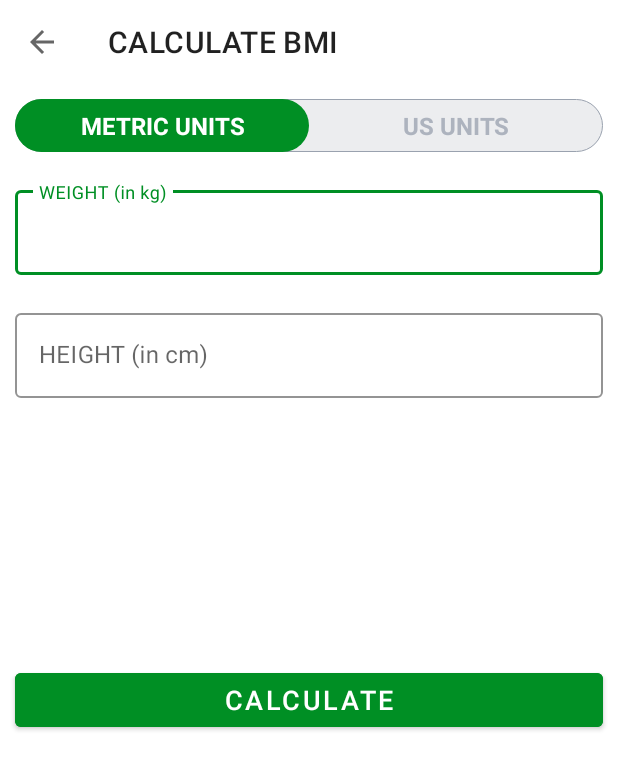
After one commit to vishalkk/QuickWorkout, an Android app: the BMI screen opened directly, with no data from a screen before it, on a phone screen of 412 x 824 dp. The commit adds this screen. Shown: the top 770 px of the screen. Run offline under Robolectric (Android 15) with nearby library versions, the phone set to English and light mode, and no system bars.

Commit message:
Radio button added

```diff
--- /dev/null
+++ b/app/src/main/res/drawable/drawable_radio_group_tab_background.xml
@@ -0,0 +1,13 @@
+<?xml version="1.0" encoding="utf-8"?>
+<shape xmlns:android="http://schemas.android.com/apk/res/android"
+    android:shape="rectangle">
+
+    <solid android:color="#ECEDEF" />
+
+    <stroke
+        android:width="0.5dp"
+        android:color="#9AA2AF" />
+
+    <corners android:radius="30dp" />
+
+</shape>
--- /dev/null
+++ b/app/src/main/res/drawable/drawable_units_tab_selector.xml
@@ -0,0 +1,12 @@
+<?xml version="1.0" encoding="utf-8"?>
+
+<selector xmlns:android="http://schemas.android.com/apk/res/android">
+    <item android:state_checked="true">
+        <shape android:shape="rectangle">
+
+            <solid android:color="@color/colorAccent" />
+
+            <corners android:radius="30dp" />
+        </shape>
+    </item>
+</selector>
--- /dev/null
+++ b/app/src/main/res/drawable/drawable_units_tab_text_color_selector.xml
@@ -0,0 +1,10 @@
+<?xml version="1.0" encoding="utf-8"?>
+<!--TODO(Step 4 : Added a selector for the text color in the radio button as per the state.)-->
+<!--START-->
+<selector xmlns:android="http://schemas.android.com/apk/res/android">
+
+    <item android:color="#FFFFFF" android:state_checked="true" />
+
+    <item android:color="#ADB3BE" android:state_checked="false" />
+</selector>
+    <!--END-->
--- /dev/null
+++ b/app/src/main/res/layout/activity_bmi.xml
@@ -0,0 +1,157 @@
+<?xml version="1.0" encoding="utf-8"?>
+<!--TODO(Step 4 : Added a toolbar in the BMI calculator activity layout.)-->
+<!--START-->
+<RelativeLayout xmlns:android="http://schemas.android.com/apk/res/android"
+    xmlns:tools="http://schemas.android.com/tools"
+    android:layout_width="match_parent"
+    android:layout_height="match_parent"
+    xmlns:app="http://schemas.android.com/apk/res-auto"
+    tools:context=".BMI">
+
+    <androidx.appcompat.widget.Toolbar
+        android:id="@+id/toolbar_bmi_activity"
+        android:layout_width="match_parent"
+        android:layout_height="?android:attr/actionBarSize"
+        android:background="#FFFFFF" />
+    <!--START-->
+    <RadioGroup
+        android:id="@+id/rgUnits"
+        android:layout_width="match_parent"
+        android:layout_height="wrap_content"
+        android:layout_below="@id/toolbar_bmi_activity"
+        android:layout_margin="10dp"
+        android:background="@drawable/drawable_radio_group_tab_background"
+        android:orientation="horizontal">
+
+        <RadioButton
+            android:id="@+id/rbMetricUnits"
+            android:layout_width="0dp"
+            android:layout_height="35dp"
+            android:layout_weight="0.50"
+            android:background="@drawable/drawable_units_tab_selector"
+            android:button="@null"
+            android:checked="true"
+            android:gravity="center"
+            android:text="METRIC UNITS"
+            android:textColor="@drawable/drawable_units_tab_text_color_selector"
+            android:textSize="16sp"
+            android:textStyle="bold" />
+
+        <RadioButton
+            android:id="@+id/rbUsUnits"
+            android:layout_width="0dp"
+            android:layout_height="35dp"
+            android:layout_weight="0.50"
+            android:background="@drawable/drawable_units_tab_selector"
+            android:button="@null"
+            android:checked="false"
+            android:gravity="center"
+            android:text="US UNITS"
+            android:textColor="@drawable/drawable_units_tab_text_color_selector"
+            android:textSize="16sp"
+            android:textStyle="bold" />
+    </RadioGroup>
+    <!--positioned below toolbar-->
+    <com.google.android.material.textfield.TextInputLayout
+        android:id="@+id/tilMetricUnitWeight"
+        android:layout_margin="10dp"
+
+        app:boxStrokeColor="@color/colorAccent"
+        app:hintTextColor="@color/colorAccent"
+        android:layout_below="@id/rgUnits"
+        style="@style/Widget.MaterialComponents.TextInputLayout.OutlinedBox"
+        android:layout_width="match_parent"
+        android:layout_height="wrap_content">
+
+        <androidx.appcompat.widget.AppCompatEditText
+            android:id="@+id/etMetricUnitWeight"
+            android:layout_width="match_parent"
+            android:layout_height="wrap_content"
+            android:hint="WEIGHT (in kg)"
+            android:inputType="numberDecimal"
+            android:textSize="16sp" />
+    </com.google.android.material.textfield.TextInputLayout>
+    <!--positioned below tilMetricUnitWeight-->
+    <com.google.android.material.textfield.TextInputLayout
+        android:layout_below="@id/tilMetricUnitWeight"
+        android:id="@+id/tilMetricUnitHeight"
+        app:boxStrokeColor="@color/colorAccent"
+        app:hintTextColor="@color/colorAccent"
+        style="@style/Widget.MaterialComponents.TextInputLayout.OutlinedBox"
+        android:layout_width="match_parent"
+        android:layout_marginTop="10dp"
+        android:layout_margin="10dp"
+        android:layout_height="wrap_content">
+
+        <androidx.appcompat.widget.AppCompatEditText
+            android:id="@+id/etMetricUnitHeight"
+            android:layout_width="match_parent"
+            android:layout_height="wrap_content"
+            android:hint="HEIGHT (in cm)"
+            android:inputType="numberDecimal"
+            android:textSize="16sp" />
+    </com.google.android.material.textfield.TextInputLayout>
+
+    <!--positioned below tilMetricUnitHeight-->
+    <LinearLayout
+        android:padding="10dp"
+        android:layout_below="@id/tilMetricUnitHeight"
+        android:id="@+id/llDiplayBMIResult"
+        android:layout_width="match_parent"
+        android:layout_height="wrap_content"
+        android:layout_marginTop="25dp"
+        android:orientation="vertical"
+        android:visibility="invisible"
+        tools:visibility="visible">
+
+        <TextView
+            android:id="@+id/tvYourBMI"
+            android:layout_width="match_parent"
+            android:layout_height="wrap_content"
+            android:gravity="center"
+            android:text="YOUR BMI"
+            android:textAllCaps="true"
+            android:textSize="16sp" />
+
+        <TextView
+            android:id="@+id/tvBMIValue"
+            android:layout_width="match_parent"
+            android:layout_height="wrap_content"
+            android:layout_marginTop="5dp"
+            android:gravity="center"
+            android:textSize="18sp"
+            android:textStyle="bold"
+            tools:text="15.00" />
+
+        <TextView
+            android:id="@+id/tvBMIType"
+            android:layout_width="match_parent"
+            android:layout_height="wrap_content"
+            android:layout_marginTop="5dp"
+            android:gravity="center"
+            android:textSize="18sp"
+            tools:text="Normal" />
+
+        <TextView
+            android:id="@+id/tvBMIDescription"
+            android:layout_width="match_parent"
+            android:layout_height="wrap_content"
+            android:layout_marginTop="5dp"
+            android:gravity="center"
+            android:textSize="18sp"
+            tools:text="Normal" />
+    </LinearLayout>
+    <!--positioned below llDiplayBMIResult-->
+    <Button
+        android:layout_margin="10dp"
+        android:layout_below="@id/llDiplayBMIResult"
+        android:id="@+id/btnCalculateUnits"
+        android:layout_width="match_parent"
+        android:layout_height="wrap_content"
+        android:layout_gravity="bottom"
+        android:layout_marginTop="35dp"
+        android:backgroundTint="@color/colorAccent"
+        android:text="CALCULATE"
+        android:textColor="#FFFFFF"
+        android:textSize="18sp" />
+</RelativeLayout>
```
Also changed, not shown: app/src/main/AndroidManifest.xml (+21 -0 lines), app/src/main/java/com/example/quickworkout/BMI.kt (added, +113 -0 lines), app/src/main/java/com/example/quickworkout/MainActivity.kt (+6 -1 lines), app/src/main/res/layout/activity_main.xml (+35 -0 lines).
